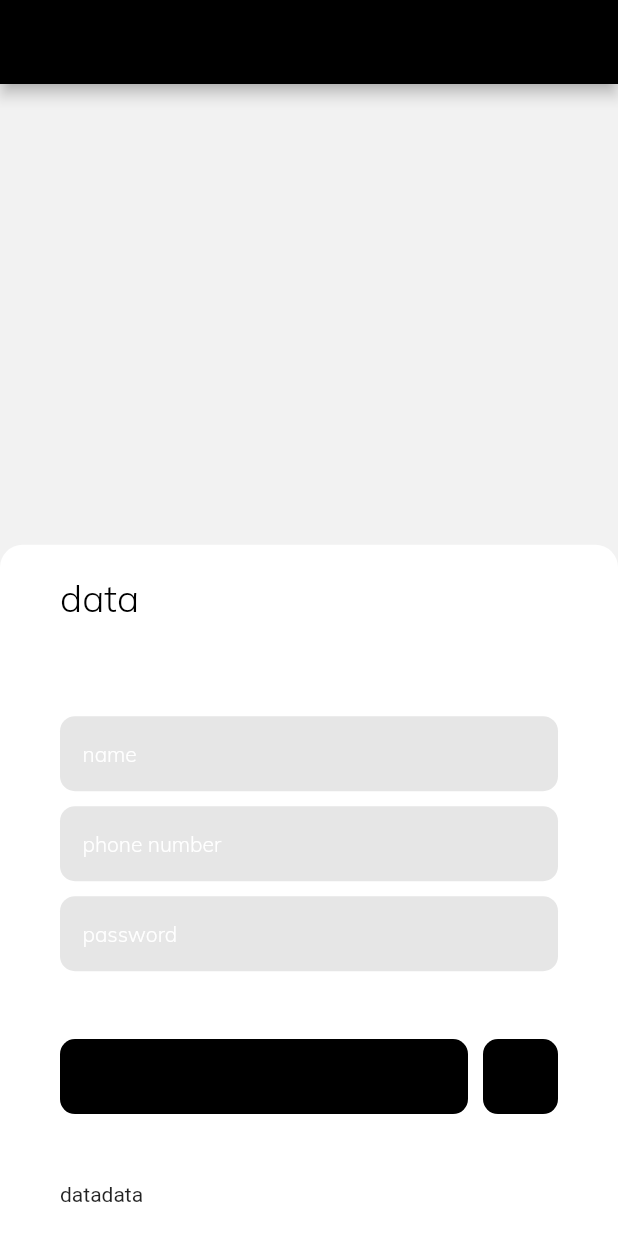
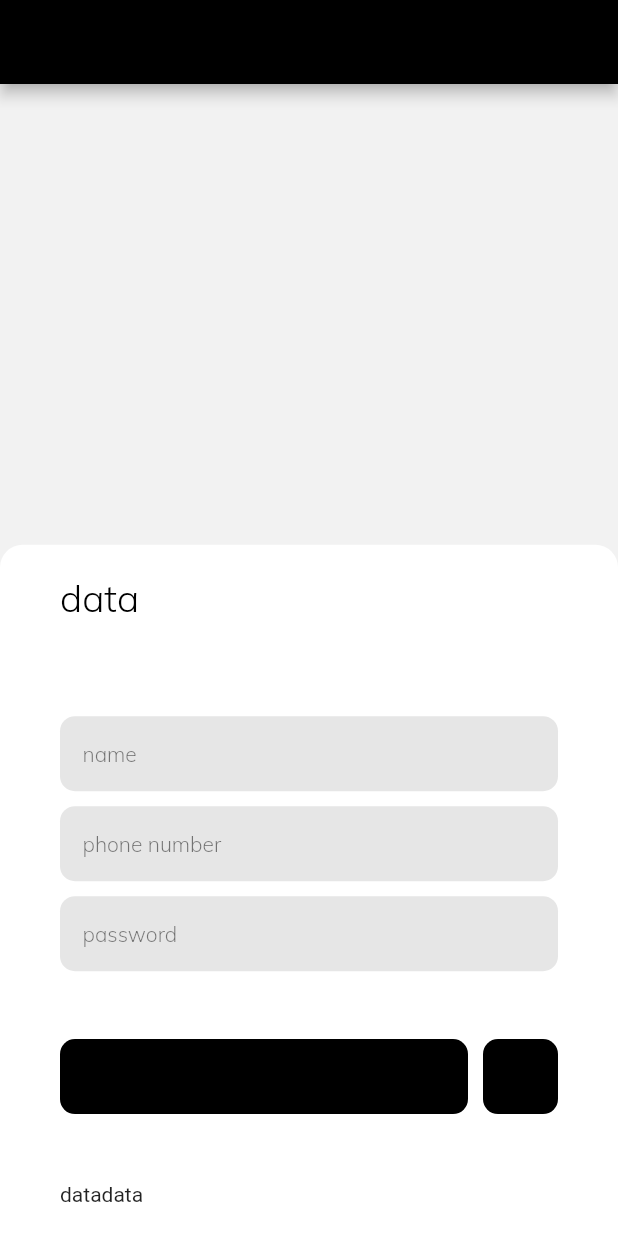
Before and after one commit to aliazimoshan/dongi, a Flutter app: the screen it shows after launch, on a phone screen of 412 x 824 dp. Run offline on Flutter 3.47's test engine with Material 2 defaults, Android fonts, the light colour scheme and no system bars; our stand-ins replace hooks_riverpod.

Commit message:
changing font config

```diff
--- a/lib/widgets/text_field/custom_text_field.dart
+++ b/lib/widgets/text_field/custom_text_field.dart
@@ -25,7 +25,9 @@ class CustomTextField extends Container {
           decoration: InputDecoration(
             border: InputBorder.none,
             hintText: hintText,
-            hintStyle: FontConfig.button(),
+            hintStyle: FontConfig.body2().copyWith(
+              color: ColorConfig.primarySwatch.withOpacity(0.5),
+            ),
           ),
         ),
       );
```
